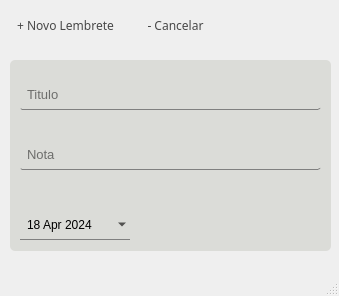
This is views/formLancamento.ui in andrecamposdelfino/agenda as Qt 5 draws it before an edit. The edited form follows.
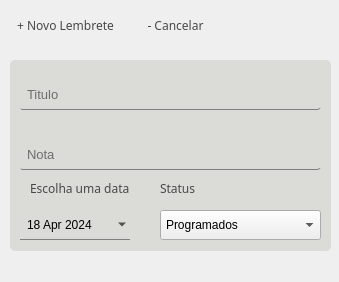
This is the edited form.

```diff
--- a/views/formLancamento.ui
+++ b/views/formLancamento.ui
@@ -7,7 +7,7 @@
     <x>0</x>
     <y>0</y>
     <width>339</width>
-    <height>296</height>
+    <height>282</height>
    </rect>
   </property>
   <property name="windowTitle">
@@ -131,6 +131,71 @@
       </date>
      </property>
     </widget>
+    <widget class="QLabel" name="lblEscolha">
+     <property name="geometry">
+      <rect>
+       <x>20</x>
+       <y>120</y>
+       <width>101</width>
+       <height>16</height>
+      </rect>
+     </property>
+     <property name="styleSheet">
+      <string notr="true">#lblEscolha{
+color:#484848;
+font-family:sans-serif;
+border-radius:5px;
+}</string>
+     </property>
+     <property name="text">
+      <string>Escolha uma data</string>
+     </property>
+    </widget>
+    <widget class="QComboBox" name="comboBox">
+     <property name="geometry">
+      <rect>
+       <x>150</x>
+       <y>150</y>
+       <width>161</width>
+       <height>30</height>
+      </rect>
+     </property>
+     <property name="styleSheet">
+      <string notr="true">#comboBox{
+padding:5px;
+}</string>
+     </property>
+     <item>
+      <property name="text">
+       <string>Programados</string>
+      </property>
+     </item>
+     <item>
+      <property name="text">
+       <string>Concluidos</string>
+      </property>
+     </item>
+    </widget>
+    <widget class="QLabel" name="lblStatus">
+     <property name="geometry">
+      <rect>
+       <x>150</x>
+       <y>120</y>
+       <width>101</width>
+       <height>16</height>
+      </rect>
+     </property>
+     <property name="styleSheet">
+      <string notr="true">#lblStatus{
+color:#484848;
+font-family:sans-serif;
+border-radius:5px;
+}</string>
+     </property>
+     <property name="text">
+      <string>Status</string>
+     </property>
+    </widget>
    </widget>
    <widget class="QPushButton" name="btnNovo">
     <property name="geometry">
@@ -189,17 +254,6 @@
     </property>
    </widget>
   </widget>
-  <widget class="QMenuBar" name="menubar">
-   <property name="geometry">
-    <rect>
-     <x>0</x>
-     <y>0</y>
-     <width>339</width>
-     <height>21</height>
-    </rect>
-   </property>
-  </widget>
-  <widget class="QStatusBar" name="statusbar"/>
  </widget>
  <resources/>
  <connections/>
```
